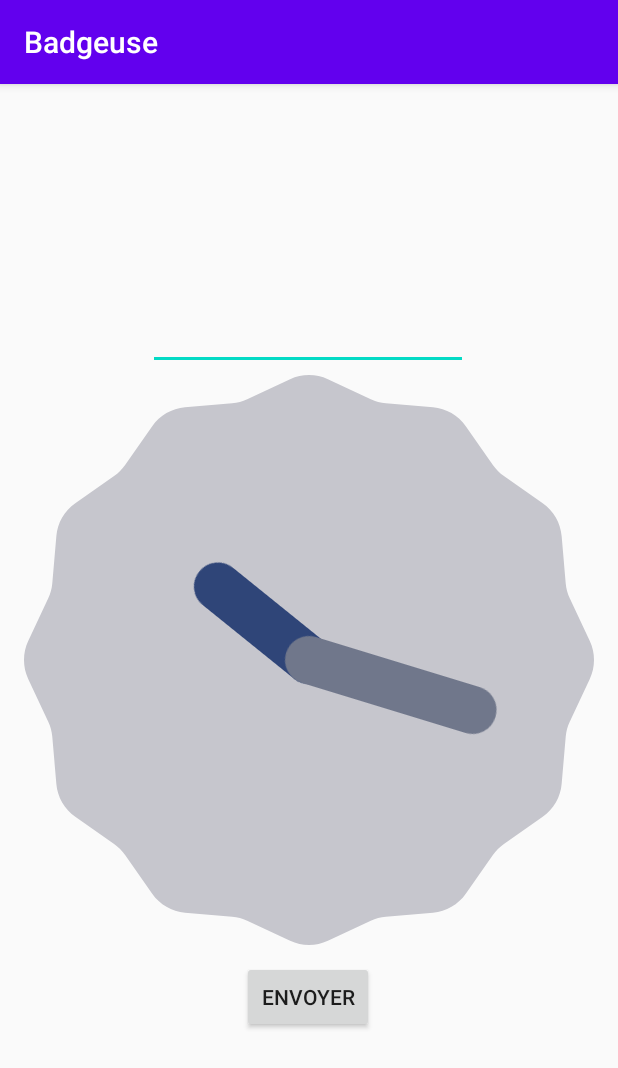
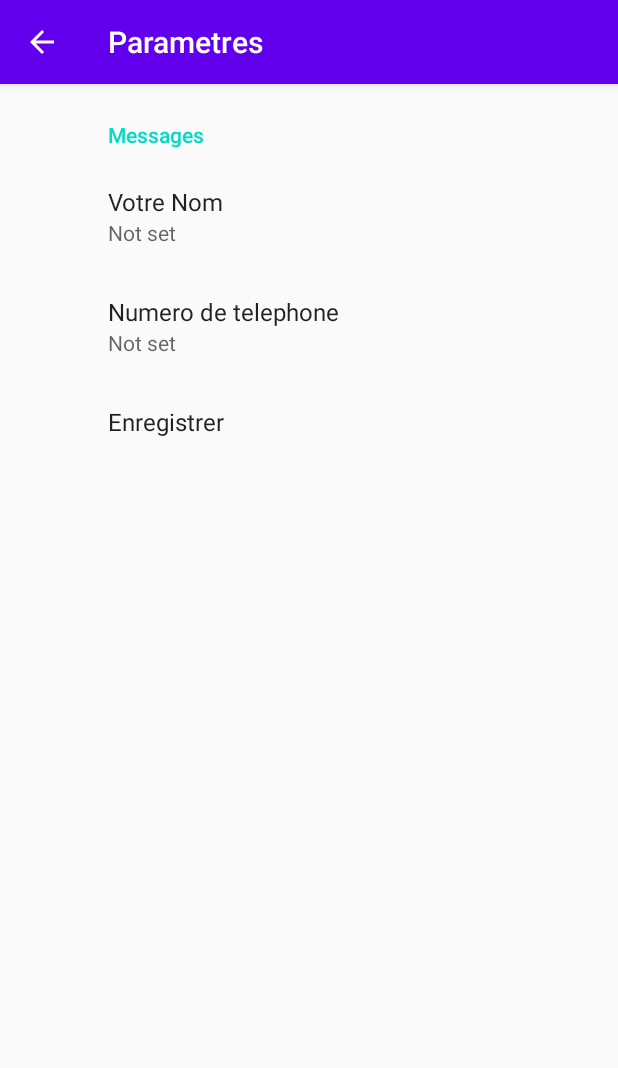
Before and after one commit to cf02800/Badgeuse, an Android app: the screen it shows after launch (MainActivity before the commit, SettingsActivity after it), on a phone screen of 412 x 824 dp. Shown: the top 1068 px of the screen. Run offline under Robolectric (Android 15) with nearby library versions, the phone set to English and light mode, and no system bars; our stand-ins replace androidx.preference; 1 statement that could not run was skipped.

```diff
--- /dev/null
+++ b/app/src/main/java/com/lpro/badgeuse/GlobalActivity.java
@@ -0,0 +1,30 @@
+package com.lpro.badgeuse;
+
+import android.app.Application;
+import android.content.Intent;
+import android.content.SharedPreferences;
+
+import androidx.preference.PreferenceManager;
+
+public class GlobalActivity extends Application {
+    @Override
+    public void onCreate() {
+        super.onCreate();
+        SharedPreferences userInfo = PreferenceManager.getDefaultSharedPreferences(getApplicationContext());
+        SharedPreferences.Editor editor = userInfo.edit();
+        String Numero = userInfo.getString("phoneNo","");
+        String nom = userInfo.getString("nom", "");
+        if((nom.isEmpty()) || (Numero.isEmpty()))
+        {
+            Intent intent = new Intent(this, SettingsActivity.class);
+            intent.setFlags(Intent.FLAG_ACTIVITY_NEW_TASK | Intent.FLAG_ACTIVITY_CLEAR_TASK);
+            startActivity(intent);
+
+        }
+        else {
+            Intent intent = new Intent(this, MainActivity.class);
+            intent.setFlags(Intent.FLAG_ACTIVITY_NEW_TASK | Intent.FLAG_ACTIVITY_CLEAR_TASK);
+            startActivity(intent);
+        }
+    }
+}
--- /dev/null
+++ b/app/src/main/java/com/lpro/badgeuse/SettingsActivity.java
@@ -0,0 +1,48 @@
+package com.lpro.badgeuse;
+
+import android.content.Intent;
+import android.os.Bundle;
+import android.view.View;
+import android.widget.Toast;
+
+import androidx.appcompat.app.ActionBar;
+import androidx.appcompat.app.AppCompatActivity;
+import androidx.preference.EditTextPreference;
+import androidx.preference.Preference;
+import androidx.preference.PreferenceFragmentCompat;
+
+public class SettingsActivity extends AppCompatActivity {
+
+    @Override
+    protected void onCreate(Bundle savedInstanceState) {
+        super.onCreate(savedInstanceState);
+        setContentView(R.layout.settings_activity);
+        getSupportFragmentManager()
+                .beginTransaction()
+                .replace(R.id.settings, new SettingsFragment())
+                .commit();
+        ActionBar actionBar = getSupportActionBar();
+        if (actionBar != null) {
+            actionBar.setDisplayHomeAsUpEnabled(true);
+        }
+    }
+
+    public static class SettingsFragment extends PreferenceFragmentCompat {
+        @Override
+        public void onCreatePreferences(Bundle savedInstanceState, String rootKey) {
+            setPreferencesFromResource(R.xml.root_preferences, rootKey);
+            Preference button = getPreferenceManager().findPreference("button");
+            if(button != null){
+                button.setOnPreferenceClickListener(new Preference.OnPreferenceClickListener() {
+                    @Override
+                    public boolean onPreferenceClick(Preference preference) {
+                        Intent intent = new Intent(getActivity(), MainActivity.class);
+                        startActivity(intent);
+
+                        return true;
+                    }
+                });
+            }
+        }
+    }
+}
--- a/app/src/main/res/layout/activity_main.xml
+++ b/app/src/main/res/layout/activity_main.xml
@@ -4,7 +4,8 @@
     xmlns:app="http://schemas.android.com/apk/res-auto"
     xmlns:tools="http://schemas.android.com/tools"
     android:layout_width="match_parent"
-    android:layout_height="match_parent">
+    android:layout_height="match_parent"
+    android:background="@color/black">
 
     <EditText
         android:id="@+id/editText_Numero"
@@ -57,4 +58,5 @@
         app:layout_constraintTop_toTopOf="parent"
         app:layout_constraintVertical_bias="0.400"
         />
+
 </androidx.constraintlayout.widget.ConstraintLayout>
--- /dev/null
+++ b/app/src/main/res/layout/settings_activity.xml
@@ -0,0 +1,15 @@
+<LinearLayout xmlns:android="http://schemas.android.com/apk/res/android"
+    xmlns:app="http://schemas.android.com/apk/res-auto"
+    xmlns:tools="http://schemas.android.com/tools"
+    android:layout_width="match_parent"
+    android:layout_height="match_parent"
+    android:orientation="vertical">
+
+    <FrameLayout
+        android:id="@+id/settings"
+        android:layout_width="match_parent"
+        android:layout_height="match_parent" >
+    </FrameLayout>
+
+
+</LinearLayout>
--- a/app/src/main/res/values/colors.xml
+++ b/app/src/main/res/values/colors.xml
@@ -3,4 +3,5 @@
     <color name="colorPrimary">#6200EE</color>
     <color name="colorPrimaryDark">#3700B3</color>
     <color name="colorAccent">#03DAC5</color>
+    <color name="black">#000000</color>
 </resources>
--- /dev/null
+++ b/app/src/main/res/xml/root_preferences.xml
@@ -0,0 +1,21 @@
+<PreferenceScreen xmlns:android="http://schemas.android.com/apk/res/android"
+    xmlns:app="http://schemas.android.com/apk/res-auto">
+
+    <PreferenceCategory app:title="@string/messages_header">
+
+        <EditTextPreference
+            app:key="nom"
+            app:title="Votre Nom"
+            app:useSimpleSummaryProvider="true"/>
+        <EditTextPreference
+            android:key="phoneNo"
+            android:title="Numero de telephone"
+            app:useSimpleSummaryProvider="true" />
+        <Preference
+            app:key="button"
+            app:title="Enregistrer"/>
+    </PreferenceCategory>
+
+
+
+</PreferenceScreen>
```
Also changed, not shown: app/src/main/AndroidManifest.xml (+8 -2 lines), app/src/main/java/com/lpro/badgeuse/MainActivity.java (+8 -4 lines), app/src/main/res/values/arrays.xml (added, +12 -0 lines), app/src/main/res/values/strings.xml (+16 -0 lines).
